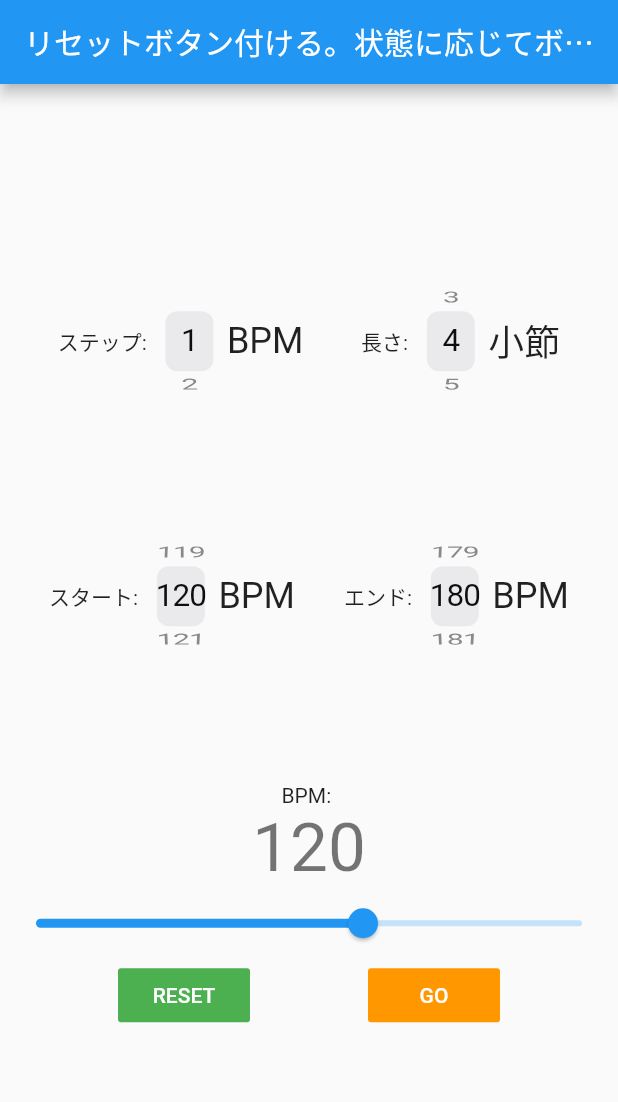
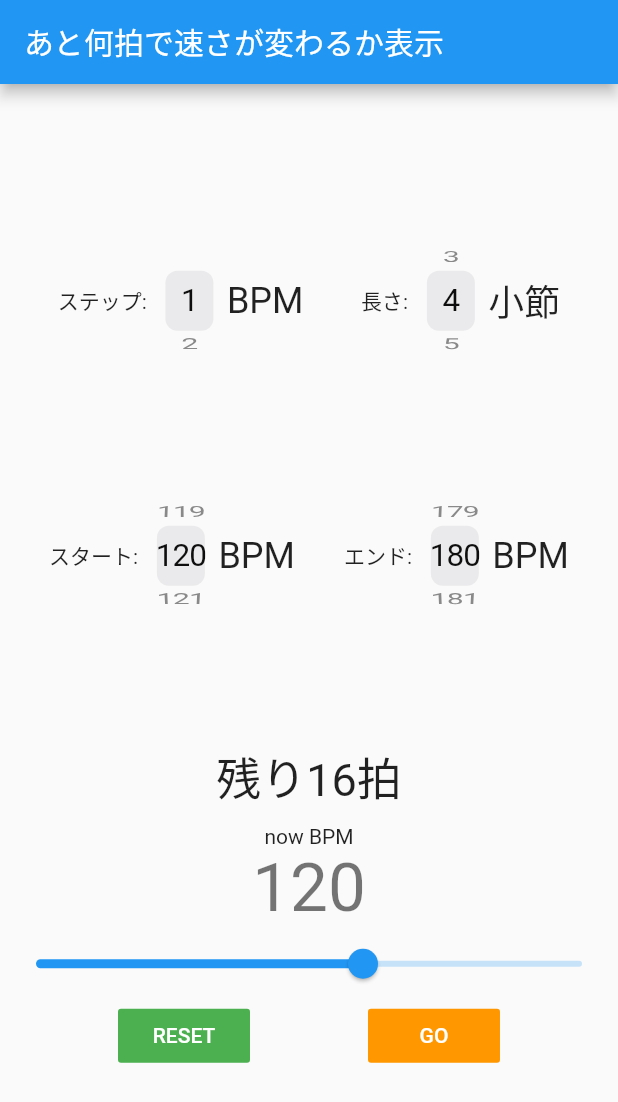
Before and after one commit to HiroyukiTonami/Incrementnome, a Flutter app: the Home screen opened directly, after a tap on "RESET", on a phone screen of 412 x 824 dp. Shown: the top 1102 px of the screen. Run offline on Flutter 3.47's test engine with Material 2 defaults, Android fonts, the phone set to English and light mode, and no system bars; missing offline and left inert: soundpool.

Commit message:
👍あと何拍で次のテンポか表示

```diff
--- a/lib/main.dart
+++ b/lib/main.dart
@@ -18,7 +18,7 @@ class Incrementnome extends StatelessWidget {
         primarySwatch: Colors.blue,
         visualDensity: VisualDensity.adaptivePlatformDensity,
       ),
-      home: Home(title: 'リセットボタン付ける。状態に応じてボタン変化させる。'),
+      home: Home(title: 'あと何拍で速さが変わるか表示'),
     );
   }
 }
@@ -36,6 +36,7 @@ class Home extends StatefulWidget {
 class _HomeState extends State<Home> {
   int _stepSize = 5; // 何BPM加速するか
   int _bar = 4; // 何小節で1ループとするか
+  int _remainBeat = 16; // あと何拍で次のテンポに移るか
   int _startTempo = 120; // どこから始めるか
   int _maxTempo = 180; // どこまで加速するか
   int _tempo = 120;
@@ -52,22 +53,30 @@ class _HomeState extends State<Home> {
     }
   }
 
+  /// 何拍でループが終わるかを計算する。
+  ///
+  /// TODO: 4分の4拍子以外の対応
+  int calcBeatPerLoop() {
+    return _bar * 4;
+  }
+
   /// 無限ループするメトロノーム
   Future<void> _runMetronome() async {
     int waitTime;
     int soundId = await rootBundle.load('assets/sound/hammer.wav').then((ByteData soundData) {
       return pool.load(soundData);
     });
-    var count = 0; // 何拍打ったか数える
     while(_run) {
       waitTime  = 60000 ~/ _tempo;
       pool.play(soundId);
       await Future.delayed(Duration(milliseconds: waitTime));
-      count++;
+      setState(() => _remainBeat = _remainBeat - 1);
       // TODO: 4分の4拍子以外の対応
-      if (_tempo < _maxTempo && count == _bar * 4) {
-        setState(() => _tempo = _tempo + _stepSize);
-        count = 0;
+      if (_tempo < _maxTempo && _remainBeat == 0) {
+        setState(() {
+          _tempo = _tempo + _stepSize;
+          _remainBeat = calcBeatPerLoop();
+        });
       }
     }
   }
@@ -132,6 +141,7 @@ class _HomeState extends State<Home> {
                     onSelectedItemChanged: (int value) {
                       setState(() {
                         _bar = value+1;
+                        _remainBeat = calcBeatPerLoop();
                       });
                     },
                   ),
@@ -196,8 +206,19 @@ class _HomeState extends State<Home> {
               ],
             ),
             Container(height: 90),
+            Row(
+              children: [
+                Spacer(),
+                Text(
+                  '残り$_remainBeat拍',
+                  style: TextStyle(fontSize: 30),
+                ),
+                Spacer(),
+              ],
+            ),
+            Container(height: 10),
             Text(
-              'BPM: ',
+              'now BPM',
             ),
             Text(
               '$_tempo',
@@ -223,7 +244,10 @@ class _HomeState extends State<Home> {
                   color: Colors.green,
                   textColor: Colors.white,
                   onPressed: () {
-                    setState(() => {_tempo = _startTempo});
+                    setState(() {
+                      _tempo = _startTempo;
+                      _remainBeat = calcBeatPerLoop();
+                    });
                   },
                 ),
                 Spacer(),
```
